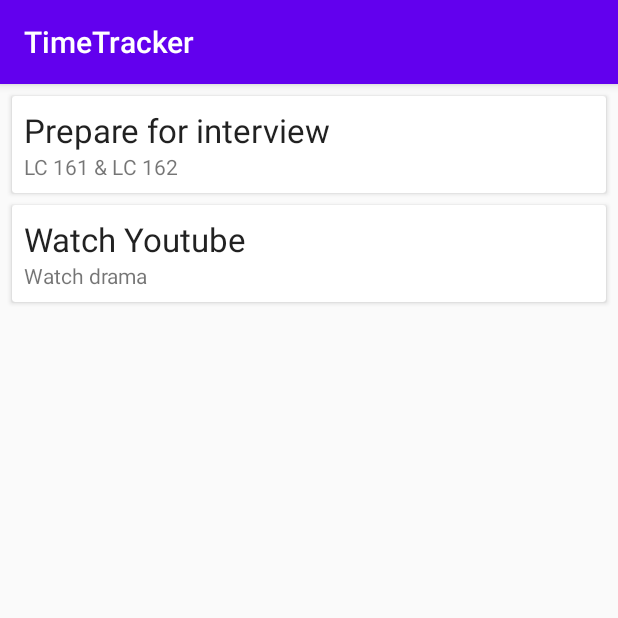
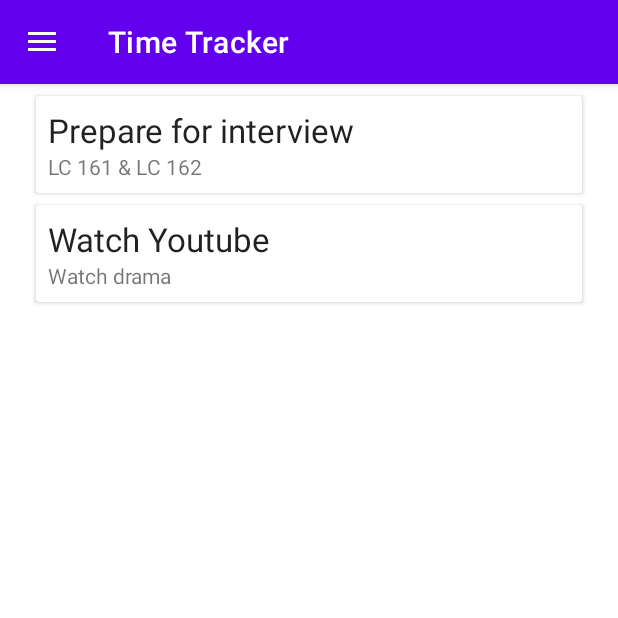
Before and after one commit to Barry36/Time-Tracker, an Android app: the screen it shows after launch (MainActivity), on a phone screen of 412 x 824 dp, the top half of it. Run offline under Robolectric (Android 15) with nearby library versions, the phone set to English and light mode, and no system bars; our stand-ins replace Room's generated code, data binding, navigation-ui.

Commit message:
added MainActivity and EventListFragment to display event list in main page, implemented navigation bar

```diff
--- a/TimeTracker/app/src/main/AndroidManifest.xml
+++ b/TimeTracker/app/src/main/AndroidManifest.xml
@@ -9,7 +9,8 @@
         android:roundIcon="@mipmap/ic_launcher_round"
         android:supportsRtl="true"
         android:theme="@style/AppTheme">
-        <activity android:name=".MainActivity">
+        <activity android:name=".ui.MainActivity"
+            android:theme="@style/AppTheme.NoActionBar">
             <intent-filter>
                 <action android:name="android.intent.action.MAIN" />
 
--- a/TimeTracker/app/src/main/java/com/cs446/group18/timetracker/MainActivity.java
+++ /dev/null
@@ -1,34 +0,0 @@
-package com.cs446.group18.timetracker;
-
-import androidx.appcompat.app.AppCompatActivity;
-import androidx.lifecycle.ViewModelProvider;
-import androidx.recyclerview.widget.LinearLayoutManager;
-import androidx.recyclerview.widget.RecyclerView;
-
-import android.os.Bundle;
-
-import com.cs446.group18.timetracker.adapter.EventListAdapter;
-import com.cs446.group18.timetracker.utils.InjectorUtils;
-import com.cs446.group18.timetracker.vm.EventListViewModelFactory;
-import com.cs446.group18.timetracker.vm.EventViewModel;
-
-public class MainActivity extends AppCompatActivity {
-
-    private EventViewModel eventViewModel;
-
-    @Override
-    protected void onCreate(Bundle savedInstanceState) {
-        super.onCreate(savedInstanceState);
-        setContentView(R.layout.activity_main);
-
-        RecyclerView recyclerView = findViewById(R.id.recycler_view);
-        recyclerView.setLayoutManager(new LinearLayoutManager(this));
-        recyclerView.setHasFixedSize(true);
-        final EventListAdapter adapter = new EventListAdapter();
-        recyclerView.setAdapter(adapter);
-
-        EventListViewModelFactory factory = InjectorUtils.provideEventListViewModelFactory(getApplicationContext());
-        eventViewModel = new ViewModelProvider(this, factory).get(EventViewModel.class);
-        eventViewModel.getEvents().observe(this, events -> adapter.setEvents(events));
-    }
-}
--- a/TimeTracker/app/src/main/java/com/cs446/group18/timetracker/adapter/EventListAdapter.java
+++ b/TimeTracker/app/src/main/java/com/cs446/group18/timetracker/adapter/EventListAdapter.java
@@ -1,35 +1,40 @@
 package com.cs446.group18.timetracker.adapter;
 
 import android.view.LayoutInflater;
-import android.view.View;
 import android.view.ViewGroup;
-import android.widget.TextView;
 
 import androidx.annotation.NonNull;
+import androidx.databinding.DataBindingUtil;
 import androidx.recyclerview.widget.RecyclerView;
 
 import com.cs446.group18.timetracker.R;
+import com.cs446.group18.timetracker.databinding.ListItemEventBinding;
 import com.cs446.group18.timetracker.entity.Event;
 
-import java.util.ArrayList;
 import java.util.List;
 
 public class EventListAdapter extends RecyclerView.Adapter<EventListAdapter.ViewHolder> {
-    private List<Event> events = new ArrayList<>();
+    private List<Event> events;
+    private LayoutInflater layoutInflater;
+
+    public EventListAdapter(List<Event> events) {
+        this.events = events;
+    }
 
     @NonNull
     @Override
     public ViewHolder onCreateViewHolder(@NonNull ViewGroup parent, int viewType) {
-        View itemView = LayoutInflater.from(parent.getContext()) // get context from main Activity
-                .inflate(R.layout.entry_item, parent, false);
-        return new ViewHolder(itemView);
+        if (layoutInflater == null) {
+            layoutInflater = LayoutInflater.from(parent.getContext()); // get context from main Activity
+        }
+        ListItemEventBinding binding = DataBindingUtil.inflate(layoutInflater, R.layout.list_item_event, parent, false);
+        return new ViewHolder(binding);
     }
 
     @Override
     public void onBindViewHolder(@NonNull ViewHolder holder, int position) {
         Event currentEvent = events.get(position);
-        holder.textViewTitle.setText(currentEvent.getEventName());
-        holder.textViewDescription.setText(currentEvent.getDescription());
+        holder.bind(currentEvent);
     }
 
     @Override
@@ -39,18 +44,24 @@ public class EventListAdapter extends RecyclerView.Adapter<EventListAdapter.View
 
     // get List of LiveData
     public void setEvents(List<Event> events) {
-        this.events = events;
+        this.events.clear();
+
+        this.events.addAll(events);
         // there's more efficient way to update adapter
         notifyDataSetChanged();
     }
 
     class ViewHolder extends RecyclerView.ViewHolder {
-        private TextView textViewTitle;
-        private TextView textViewDescription;
-        public ViewHolder(View itemView) {
-            super(itemView);
-            textViewTitle = itemView.findViewById(R.id.text_view_title);
-            textViewDescription = itemView.findViewById(R.id.text_view_description);
+        private ListItemEventBinding binding;
+
+        ViewHolder(@NonNull ListItemEventBinding binding) {
+            super(binding.getRoot());
+            this.binding = binding;
+        }
+
+        void bind(Event event) {
+            binding.setEvent(event);
+            binding.executePendingBindings();
         }
     }
 
--- a/TimeTracker/app/src/main/java/com/cs446/group18/timetracker/entity/EventTagCrossRef.java
+++ b/TimeTracker/app/src/main/java/com/cs446/group18/timetracker/entity/EventTagCrossRef.java
@@ -2,7 +2,6 @@ package com.cs446.group18.timetracker.entity;
 
 import androidx.room.ColumnInfo;
 import androidx.room.Entity;
-import androidx.room.ForeignKey;
 
 // This associative entity will create a cross-reference table in SQLite database
 @Entity(tableName = "event_tag_table", primaryKeys = {"event_id", "tag_id"})
--- /dev/null
+++ b/TimeTracker/app/src/main/java/com/cs446/group18/timetracker/ui/EventListFragment.java
@@ -0,0 +1,62 @@
+package com.cs446.group18.timetracker.ui;
+
+import android.os.Bundle;
+import android.view.LayoutInflater;
+import android.view.View;
+import android.view.ViewGroup;
+import android.widget.TextView;
+
+import androidx.annotation.NonNull;
+import androidx.annotation.Nullable;
+import androidx.fragment.app.Fragment;
+import androidx.lifecycle.Observer;
+import androidx.lifecycle.ViewModelProvider;
+import androidx.recyclerview.widget.RecyclerView;
+
+import com.cs446.group18.timetracker.R;
+import com.cs446.group18.timetracker.adapter.EventListAdapter;
+import com.cs446.group18.timetracker.entity.Event;
+import com.cs446.group18.timetracker.utils.InjectorUtils;
+import com.cs446.group18.timetracker.vm.EventListViewModelFactory;
+import com.cs446.group18.timetracker.vm.EventViewModel;
+
+import java.util.ArrayList;
+import java.util.List;
+
+public class EventListFragment extends Fragment {
+    private List<Event> events = new ArrayList<>();
+    RecyclerView recyclerView;
+    private TextView textViewEmptyEventList;
+
+    @Nullable
+    @Override
+    public View onCreateView(@NonNull LayoutInflater inflater, @Nullable ViewGroup container, @Nullable Bundle savedInstanceState) {
+        View view = inflater.inflate(R.layout.fragment_event_list, container, false);
+        EventListAdapter adapter = new EventListAdapter(events);
+
+        textViewEmptyEventList = view.findViewById(R.id.empty_event_list);
+        recyclerView = view.findViewById(R.id.event_list);
+        recyclerView.setAdapter(adapter);
+
+        subscribeUI(adapter);
+        return view;
+    }
+
+    private void subscribeUI(EventListAdapter adapter) {
+        EventListViewModelFactory factory = InjectorUtils.provideEventListViewModelFactory(getActivity());
+        EventViewModel viewModel = new ViewModelProvider(this, factory).get(EventViewModel.class);
+        viewModel.getEvents().observe(getViewLifecycleOwner(), new Observer<List<Event>>() {
+            @Override
+            public void onChanged(@Nullable List<Event> events) {
+                if (events != null && !events.isEmpty()) {
+                    recyclerView.setVisibility(View.VISIBLE);
+                    textViewEmptyEventList.setVisibility(View.GONE);
+                } else {
+                    recyclerView.setVisibility(View.GONE);
+                    textViewEmptyEventList.setVisibility(View.VISIBLE);
+                }
+                adapter.setEvents(events);
+            }
+        });
+    }
+}
--- /dev/null
+++ b/TimeTracker/app/src/main/java/com/cs446/group18/timetracker/ui/MainActivity.java
@@ -0,0 +1,46 @@
+package com.cs446.group18.timetracker.ui;
+
+import androidx.appcompat.app.AppCompatActivity;
+import androidx.core.view.GravityCompat;
+import androidx.databinding.DataBindingUtil;
+import androidx.drawerlayout.widget.DrawerLayout;
+import androidx.navigation.NavController;
+import androidx.navigation.Navigation;
+import androidx.navigation.ui.NavigationUI;
+
+import android.os.Bundle;
+
+import com.cs446.group18.timetracker.R;
+import com.cs446.group18.timetracker.databinding.ActivityEventBinding;
+
+public class MainActivity extends AppCompatActivity {
+    private DrawerLayout drawerLayout;
+    private NavController navController;
+
+    @Override
+    protected void onCreate(Bundle savedInstanceState) {
+        super.onCreate(savedInstanceState);
+        ActivityEventBinding binding = DataBindingUtil.setContentView(this, R.layout.activity_event);
+        drawerLayout = binding.drawerLayout;
+
+        setSupportActionBar(binding.toolbar);
+        navController = Navigation.findNavController(this, R.id.event_nav_fragment);
+        NavigationUI.setupActionBarWithNavController(this, navController, drawerLayout);
+        NavigationUI.setupWithNavController(binding.navigationView, navController);
+
+    }
+
+    @Override
+    public boolean onSupportNavigateUp() {
+        return NavigationUI.navigateUp(navController, drawerLayout);
+    }
+
+    @Override
+    public void onBackPressed() {
+        if (drawerLayout.isDrawerOpen(GravityCompat.START)) {
+            drawerLayout.closeDrawer(GravityCompat.START);
+        } else {
+            super.onBackPressed();
+        }
+    }
+}
--- /dev/null
+++ b/TimeTracker/app/src/main/res/layout/activity_event.xml
@@ -0,0 +1,51 @@
+<?xml version="1.0" encoding="utf-8"?>
+<layout
+    xmlns:android="http://schemas.android.com/apk/res/android"
+    xmlns:app="http://schemas.android.com/apk/res-auto">
+
+    <androidx.drawerlayout.widget.DrawerLayout
+        android:id="@+id/drawer_layout"
+        android:layout_width="match_parent"
+        android:layout_height="match_parent"
+        android:fitsSystemWindows="true">
+
+        <LinearLayout
+            android:layout_width="match_parent"
+            android:layout_height="match_parent"
+            android:orientation="vertical">
+
+            <com.google.android.material.appbar.AppBarLayout
+                android:id="@+id/appbar"
+                android:layout_width="match_parent"
+                android:layout_height="wrap_content"
+                android:theme="@style/AppTheme.AppBarOverlay">
+
+                <androidx.appcompat.widget.Toolbar
+                    android:id="@+id/toolbar"
+                    android:layout_width="match_parent"
+                    android:layout_height="?attr/actionBarSize"
+                    app:popupTheme="@style/AppTheme.PopupOverlay"/>
+
+            </com.google.android.material.appbar.AppBarLayout>
+
+            <fragment
+                android:id="@+id/event_nav_fragment"
+                android:name="androidx.navigation.fragment.NavHostFragment"
+                android:layout_width="match_parent"
+                android:layout_height="match_parent"
+                app:defaultNavHost="true"
+                app:navGraph="@navigation/nav_bar"/>
+
+        </LinearLayout>
+
+        <com.google.android.material.navigation.NavigationView
+            android:id="@+id/navigation_view"
+            style="@style/Widget.MaterialComponents.NavigationView"
+            android:layout_width="wrap_content"
+            android:layout_height="match_parent"
+            android:layout_gravity="start"
+            app:headerLayout="@layout/nav_header"
+            app:menu="@menu/menu_navigation"/>
+
+    </androidx.drawerlayout.widget.DrawerLayout>
+</layout>
--- a/TimeTracker/app/src/main/res/layout/activity_main.xml
+++ /dev/null
@@ -1,15 +0,0 @@
-<?xml version="1.0" encoding="utf-8"?>
-<androidx.coordinatorlayout.widget.CoordinatorLayout xmlns:android="http://schemas.android.com/apk/res/android"
-    xmlns:app="http://schemas.android.com/apk/res-auto"
-    xmlns:tools="http://schemas.android.com/tools"
-    android:layout_width="match_parent"
-    android:layout_height="match_parent"
-    tools:context=".MainActivity">
-
-    <androidx.recyclerview.widget.RecyclerView
-        android:id="@+id/recycler_view"
-        android:layout_width="match_parent"
-        android:layout_height="match_parent"
-        tools:listitem="@layout/entry_item" />
-
-</androidx.coordinatorlayout.widget.CoordinatorLayout>
--- a/TimeTracker/app/src/main/res/layout/entry_item.xml
+++ /dev/null
@@ -1,30 +0,0 @@
-<?xml version="1.0" encoding="utf-8"?>
-<androidx.cardview.widget.CardView xmlns:android="http://schemas.android.com/apk/res/android"
-    android:layout_width="match_parent"
-    android:layout_height="wrap_content"
-    android:layout_marginStart="8dp"
-    android:layout_marginTop="8dp"
-    android:layout_marginEnd="8dp">
-
-    <RelativeLayout
-        android:layout_width="wrap_content"
-        android:layout_height="wrap_content"
-        android:padding="8dp">
-        <TextView
-            android:id="@+id/text_view_title"
-            android:layout_width="wrap_content"
-            android:layout_height="wrap_content"
-            android:layout_alignParentStart="true"
-            android:ellipsize="end"
-            android:maxLines="1"
-            android:text="Title"
-            android:textAppearance="@style/TextAppearance.AppCompat.Large" />
-        <TextView
-            android:id="@+id/text_view_description"
-            android:layout_width="wrap_content"
-            android:layout_height="wrap_content"
-            android:layout_below="@id/text_view_title"
-            android:text="Description" />
-    </RelativeLayout>
-
-</androidx.cardview.widget.CardView>
--- /dev/null
+++ b/TimeTracker/app/src/main/res/layout/fragment_event_list.xml
@@ -0,0 +1,25 @@
+<?xml version="1.0" encoding="utf-8"?>
+<FrameLayout xmlns:android="http://schemas.android.com/apk/res/android"
+    xmlns:app="http://schemas.android.com/apk/res-auto"
+    xmlns:tools="http://schemas.android.com/tools"
+    android:layout_width="match_parent"
+    android:layout_height="match_parent">
+
+    <androidx.recyclerview.widget.RecyclerView
+        android:id="@+id/event_list"
+        android:layout_width="match_parent"
+        android:layout_height="match_parent"
+        android:clipToPadding="false"
+        android:paddingLeft="16dp"
+        android:paddingRight="16dp"
+        app:layoutManager="androidx.recyclerview.widget.LinearLayoutManager" />
+
+    <TextView
+        android:id="@+id/empty_event_list"
+        android:layout_width="match_parent"
+        android:layout_height="match_parent"
+        android:gravity="center"
+        android:text="No data"
+        android:textSize="24sp" />
+
+</FrameLayout>
--- /dev/null
+++ b/TimeTracker/app/src/main/res/layout/list_item_event.xml
@@ -0,0 +1,38 @@
+<?xml version="1.0" encoding="utf-8"?>
+<layout xmlns:android="http://schemas.android.com/apk/res/android">
+    <data>
+        <variable
+            name="event"
+            type="com.cs446.group18.timetracker.entity.Event"/>
+    </data>
+
+    <androidx.cardview.widget.CardView
+        android:layout_width="match_parent"
+        android:layout_height="wrap_content"
+        android:layout_marginStart="8dp"
+        android:layout_marginTop="8dp"
+        android:layout_marginEnd="8dp">
+
+        <RelativeLayout
+            android:layout_width="wrap_content"
+            android:layout_height="wrap_content"
+            android:padding="8dp">
+            <TextView
+                android:id="@+id/text_view_title"
+                android:layout_width="wrap_content"
+                android:layout_height="wrap_content"
+                android:layout_alignParentStart="true"
+                android:ellipsize="end"
+                android:maxLines="1"
+                android:text="@{event.eventName}"
+                android:textAppearance="@style/TextAppearance.AppCompat.Large" />
+            <TextView
+                android:id="@+id/text_view_description"
+                android:layout_width="wrap_content"
+                android:layout_height="wrap_content"
+                android:layout_below="@id/text_view_title"
+                android:text="@{event.description}" />
+        </RelativeLayout>
+
+    </androidx.cardview.widget.CardView>
+</layout>
--- /dev/null
+++ b/TimeTracker/app/src/main/res/layout/nav_header.xml
@@ -0,0 +1,25 @@
+<?xml version="1.0" encoding="utf-8"?>
+<FrameLayout
+    xmlns:android="http://schemas.android.com/apk/res/android"
+    android:layout_width="match_parent"
+    android:layout_height="195dp"
+    android:background="?attr/colorPrimaryDark"
+    android:gravity="bottom"
+    android:orientation="vertical"
+    android:padding="16dp"
+    android:theme="@style/ThemeOverlay.AppCompat.Dark">
+
+    <!-- TODO: add actual logo once available -->
+    <ImageView
+        android:layout_width="100dp"
+        android:layout_height="wrap_content"
+        android:layout_gravity="center"/>
+
+    <TextView
+        android:layout_width="wrap_content"
+        android:layout_height="wrap_content"
+        android:layout_gravity="bottom|center_horizontal"
+        android:text="Track your time"
+        android:textAppearance="@style/TextAppearance.AppCompat.Body1"/>
+
+</FrameLayout>
--- /dev/null
+++ b/TimeTracker/app/src/main/res/menu/menu_navigation.xml
@@ -0,0 +1,6 @@
+<?xml version="1.0" encoding="utf-8"?>
+<menu xmlns:android="http://schemas.android.com/apk/res/android">
+    <item
+        android:id="@+id/event_list_fragment"
+        android:title="Event list"/>
+</menu>
--- /dev/null
+++ b/TimeTracker/app/src/main/res/navigation/nav_bar.xml
@@ -0,0 +1,13 @@
+<?xml version="1.0" encoding="utf-8"?>
+<navigation xmlns:android="http://schemas.android.com/apk/res/android"
+    xmlns:app="http://schemas.android.com/apk/res-auto"
+    xmlns:tools="http://schemas.android.com/tools"
+    app:startDestination="@+id/event_list_fragment">
+
+    <fragment
+        android:id="@+id/event_list_fragment"
+        android:name="com.cs446.group18.timetracker.ui.EventListFragment"
+        android:label="@string/app_name"
+        tools:layout="@layout/fragment_event_list" />
+
+</navigation>
--- a/TimeTracker/app/src/main/res/values/strings.xml
+++ b/TimeTracker/app/src/main/res/values/strings.xml
@@ -1,3 +1,3 @@
 <resources>
-    <string name="app_name">TimeTracker</string>
+    <string name="app_name">Time Tracker</string>
 </resources>
--- a/TimeTracker/app/src/main/res/values/styles.xml
+++ b/TimeTracker/app/src/main/res/values/styles.xml
@@ -1,10 +1,21 @@
 <resources>
     <!-- Base application theme. -->
-    <style name="AppTheme" parent="Theme.AppCompat.Light.DarkActionBar">
+    <style name="BaseAppTheme" parent="Theme.MaterialComponents.Light.DarkActionBar">
         <!-- Customize your theme here. -->
         <item name="colorPrimary">@color/colorPrimary</item>
         <item name="colorPrimaryDark">@color/colorPrimaryDark</item>
         <item name="colorAccent">@color/colorAccent</item>
     </style>
 
+    <style name="AppTheme" parent="BaseAppTheme"/>
+
+    <style name="AppTheme.NoActionBar">
+        <item name="windowActionBar">false</item>
+        <item name="windowNoTitle">true</item>
+    </style>
+
+    <style name="AppTheme.AppBarOverlay" parent="ThemeOverlay.MaterialComponents.Dark.ActionBar"/>
+
+    <style name="AppTheme.PopupOverlay" parent="ThemeOverlay.MaterialComponents.Light"/>
+
 </resources>
```
